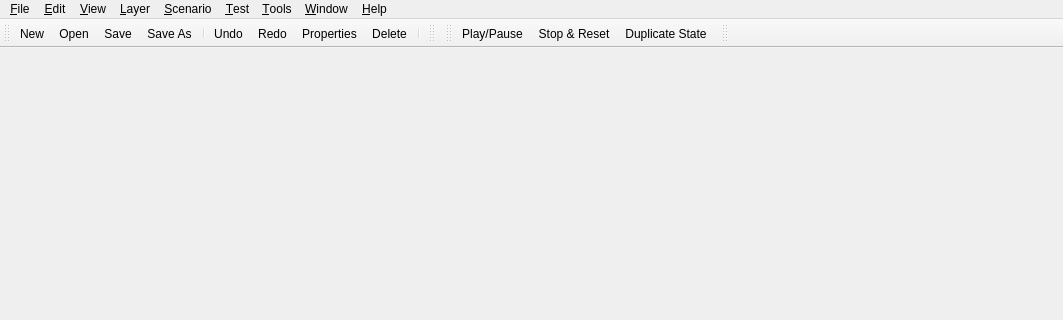
Old version of the form ChkForge/mainwindow.ui in the repository heinermann/ChkForge; both pictures show x 0 to 1063 and y 0 to 320 of the 1063 by 864 pixel window.
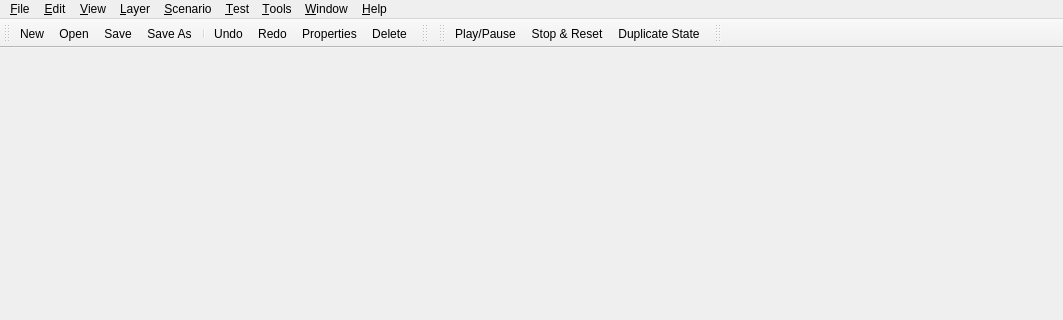
New version of the form. Icons and pictures are not drawn.

Diff of the .ui file:
```diff
--- a/ChkForge/mainwindow.ui
+++ b/ChkForge/mainwindow.ui
@@ -197,6 +197,18 @@
    <property name="windowTitle">
     <string>toolBar</string>
    </property>
+   <property name="allowedAreas">
+    <set>Qt::BottomToolBarArea|Qt::TopToolBarArea</set>
+   </property>
+   <property name="iconSize">
+    <size>
+     <width>16</width>
+     <height>16</height>
+    </size>
+   </property>
+   <property name="floatable">
+    <bool>false</bool>
+   </property>
    <attribute name="toolBarArea">
     <enum>TopToolBarArea</enum>
    </attribute>
@@ -212,12 +224,23 @@
    <addaction name="action_edit_redo"/>
    <addaction name="action_edit_properties"/>
    <addaction name="action_edit_delete"/>
-   <addaction name="separator"/>
   </widget>
   <widget class="QToolBar" name="layer_toolbar">
    <property name="windowTitle">
     <string>toolBar_2</string>
    </property>
+   <property name="allowedAreas">
+    <set>Qt::BottomToolBarArea|Qt::TopToolBarArea</set>
+   </property>
+   <property name="iconSize">
+    <size>
+     <width>16</width>
+     <height>16</height>
+    </size>
+   </property>
+   <property name="floatable">
+    <bool>false</bool>
+   </property>
    <attribute name="toolBarArea">
     <enum>TopToolBarArea</enum>
    </attribute>
@@ -229,6 +252,18 @@
    <property name="windowTitle">
     <string>toolBar</string>
    </property>
+   <property name="allowedAreas">
+    <set>Qt::BottomToolBarArea|Qt::TopToolBarArea</set>
+   </property>
+   <property name="iconSize">
+    <size>
+     <width>16</width>
+     <height>16</height>
+    </size>
+   </property>
+   <property name="floatable">
+    <bool>false</bool>
+   </property>
    <attribute name="toolBarArea">
     <enum>TopToolBarArea</enum>
    </attribute>
@@ -243,6 +278,18 @@
    <property name="windowTitle">
     <string>toolBar</string>
    </property>
+   <property name="allowedAreas">
+    <set>Qt::BottomToolBarArea|Qt::TopToolBarArea</set>
+   </property>
+   <property name="iconSize">
+    <size>
+     <width>16</width>
+     <height>16</height>
+    </size>
+   </property>
+   <property name="floatable">
+    <bool>false</bool>
+   </property>
    <attribute name="toolBarArea">
     <enum>TopToolBarArea</enum>
    </attribute>
```
